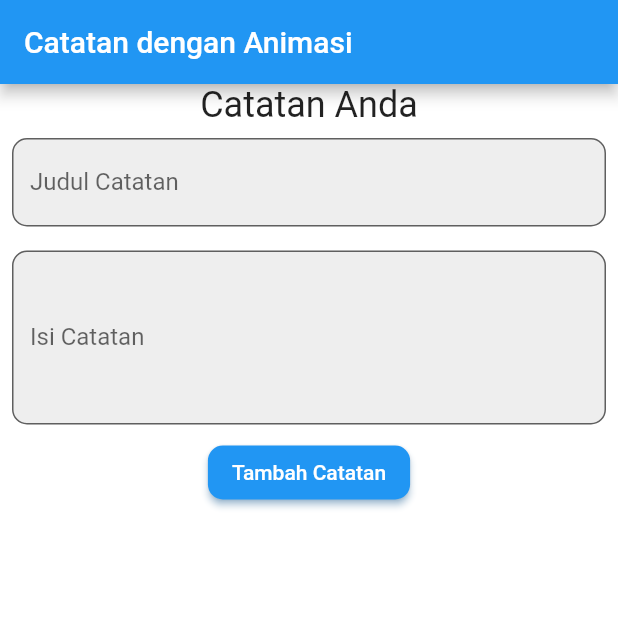
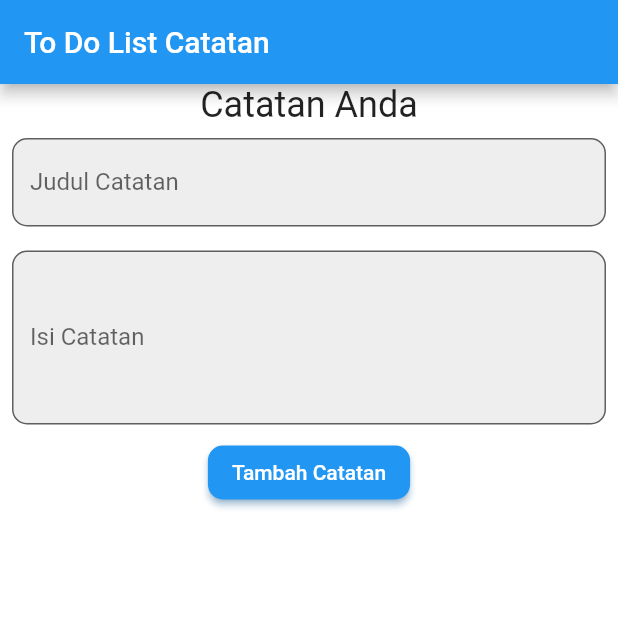
Before and after one commit to firmansyahswp/Uts-PemMobile-ToDoList, a Flutter app: the screen it shows after launch, after a tap on "Tambah Catatan", on a phone screen of 412 x 824 dp, the top half of it. Run offline on Flutter 3.47's test engine with Material 2 defaults, Android fonts, the phone set to English and light mode, and no system bars; drawn by our look-alikes of animated_background, animated_text_kit; our stand-ins replace confetti, flutter_spinkit.

Commit message:
Update main.dart

```diff
--- a/lib/main.dart
+++ b/lib/main.dart
@@ -33,14 +33,34 @@ class _NotesScreenState extends State<NotesScreen> with SingleTickerProviderStat
   TextEditingController titleController = TextEditingController();
   TextEditingController contentController = TextEditingController();
   int? selectedIndex;
-  Color backgroundColor = Colors.white;
+  Color backgroundColor = const Color.fromARGB(255,255,255,255);
   ConfettiController confettiController = ConfettiController();
+  bool isLoading = false; // Menambahkan variabel isLoading
 
   void addNote() {
     String title = titleController.text;
     String content = contentController.text;
 
     if (title.isNotEmpty && content.isNotEmpty) {
+      setState(() {
+        isLoading = true; // Menampilkan indikator loading
+      });
+
+      showDialog(
+        context: context,
+        barrierDismissible: false,
+        builder: (BuildContext context) {
+          return Center(
+            child: SpinKitDoubleBounce(
+              color: Colors.blue,  // Warna indikator loading
+              size: 50.0,          // Ukuran indikator loading
+            ),
+          );
+        },
+      );
+
+      // Simulasikan proses penambahan catatan dengan penundaan
+      Future.delayed(Duration(seconds: 2), () {
         setState(() {
           if (selectedIndex == null) {
             notes.add(Note(title: title, content: content));
@@ -52,6 +72,10 @@ class _NotesScreenState extends State<NotesScreen> with SingleTickerProviderStat
           contentController.clear();
           changeBackgroundColor();
           confettiController.play();
+          isLoading = false; // Menyembunyikan indikator loading setelah selesai
+        });
+
+        Navigator.of(context).pop(); // Tutup dialog indikator loading
       });
     }
   }
@@ -95,7 +119,7 @@ class _NotesScreenState extends State<NotesScreen> with SingleTickerProviderStat
   Widget build(BuildContext context) {
     return Scaffold(
       appBar: AppBar(
-        title: Text("Catatan dengan Animasi"),
+        title: Text("To Do List Catatan"),
       ),
       body: AnimatedBackground(
         behaviour: RandomParticleBehaviour(),
@@ -146,7 +170,7 @@ class _NotesScreenState extends State<NotesScreen> with SingleTickerProviderStat
                 ),
               ),
               ElevatedButton(
-                onPressed: addNote,
+                onPressed: isLoading ? null : addNote, // Nonaktifkan tombol selama proses loading
                 style: ElevatedButton.styleFrom(
                   primary: Colors.blue,
                   onPrimary: Colors.white,
@@ -222,7 +246,7 @@ class _NotesScreenState extends State<NotesScreen> with SingleTickerProviderStat
         confettiController: confettiController,
         blastDirectionality: BlastDirectionality.explosive,
         shouldLoop: false,
-        colors: const [Colors.green, Colors.blue, Colors.pink, Colors.orange, Colors.purple],
+        colors: const [Colors.green, Colors.blue, Colors.pink, Colors.orange, Colors.purple,Colors.indigo],
       ),
     );
   }
```
Lines whose indentation alone changed are shown as unchanged.
